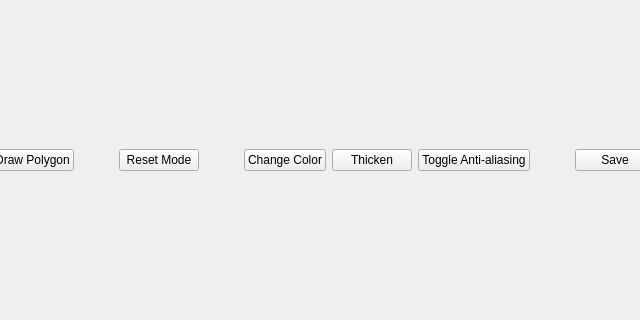
Above: mainwindow.ui from matined/qt-paint before the change; both pictures show x 199 to 839 and y 129 to 449 of the 1044 by 600 pixel window. Below: the same form after it.
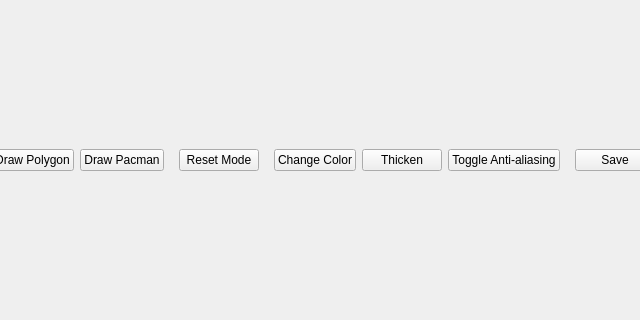
That is the form after the change.

The edit to the form file:
```diff
--- a/mainwindow.ui
+++ b/mainwindow.ui
@@ -39,6 +39,13 @@
          </property>
         </widget>
        </item>
+       <item>
+        <widget class="QPushButton" name="btnDrawPacman">
+         <property name="text">
+          <string>Draw Pacman</string>
+         </property>
+        </widget>
+       </item>
        <item>
         <spacer name="horizontalSpacer">
          <property name="orientation">
```
